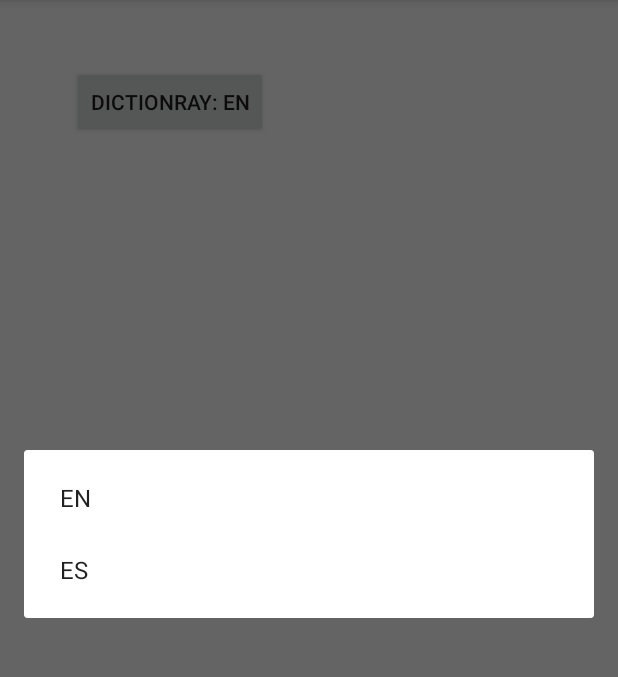
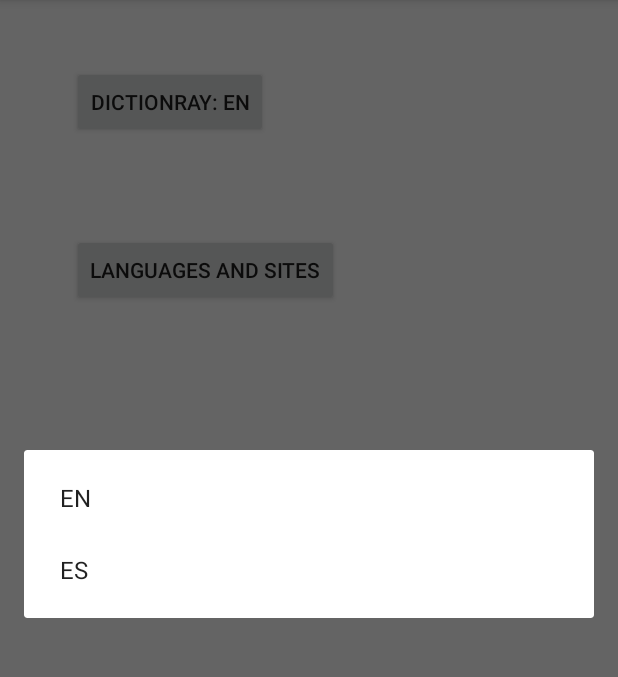
Before and after one commit to volund/wikireader, an Android app: the SettingsActivity screen opened directly, with no data from a screen before it, after a tap on an icon or button, on a phone screen of 412 x 824 dp, the part 84-761 px from its top. Run offline under Robolectric (Android 15) with nearby library versions, the phone set to English and light mode, and no system bars.

Commit message:
added settings and languages button

```diff
--- a/app/src/main/res/layout/activity_settings.xml
+++ b/app/src/main/res/layout/activity_settings.xml
@@ -15,4 +15,14 @@
         android:text="Dictionary: -"
         app:layout_constraintStart_toStartOf="parent"
         app:layout_constraintTop_toTopOf="parent" />
+
+    <Button
+        android:id="@+id/languagesAndSites"
+        android:layout_width="wrap_content"
+        android:layout_height="wrap_content"
+        android:layout_marginStart="48dp"
+        android:layout_marginTop="64dp"
+        android:text="Languages and Sites"
+        app:layout_constraintStart_toStartOf="parent"
+        app:layout_constraintTop_toBottomOf="@+id/dictionaryButton" />
 </android.support.constraint.ConstraintLayout>
```
